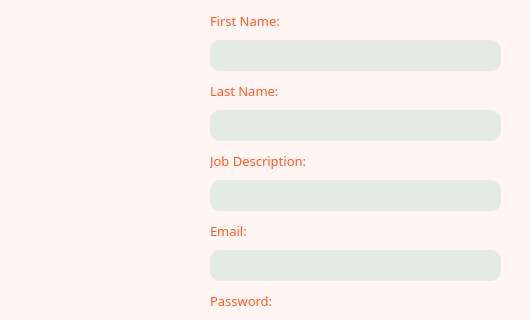
This is ML-GUI/Firebase/Sidebar/createacc.ui in ttafader/PeachTherapy as Qt 5 draws it before an edit; both pictures show x 0 to 530 and y 280 to 600 of the 700 by 820 pixel window. The edited form follows.
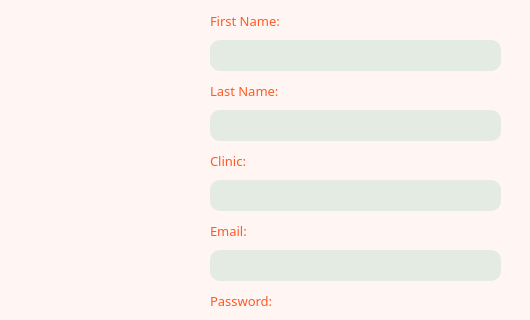
This is the edited form. Icons and pictures are not drawn.

The edit to the form file:
```diff
--- a/ML-GUI/Firebase/Sidebar/createacc.ui
+++ b/ML-GUI/Firebase/Sidebar/createacc.ui
@@ -290,7 +290,7 @@
 font: 81 10pt &quot;Montserrat SemiBold&quot;;</string>
    </property>
    <property name="text">
-    <string>Job Description:</string>
+    <string>Clinic:</string>
    </property>
   </widget>
   <widget class="QLineEdit" name="confirmpass">
```
Left out of the diff: 4 changed lines with no effect on the pictures.
